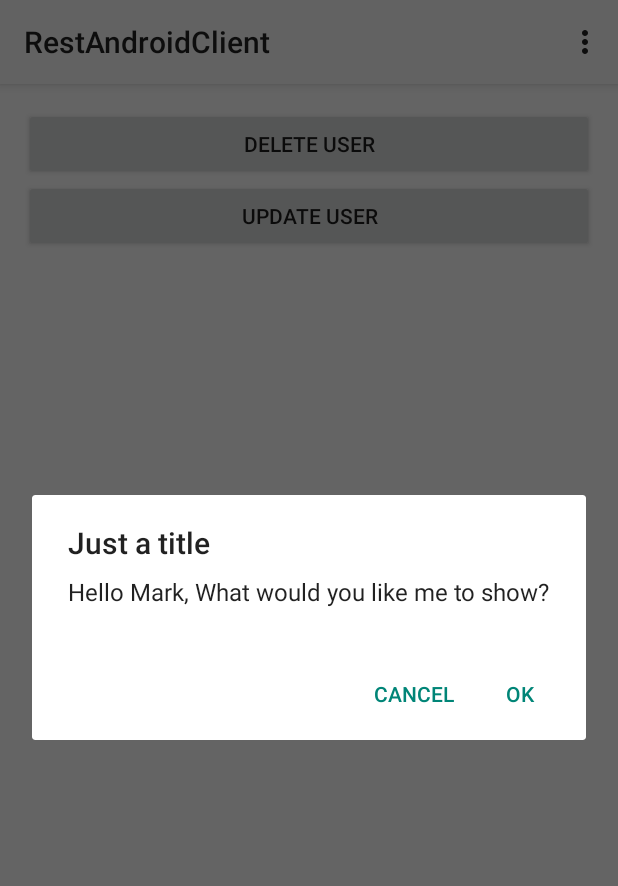
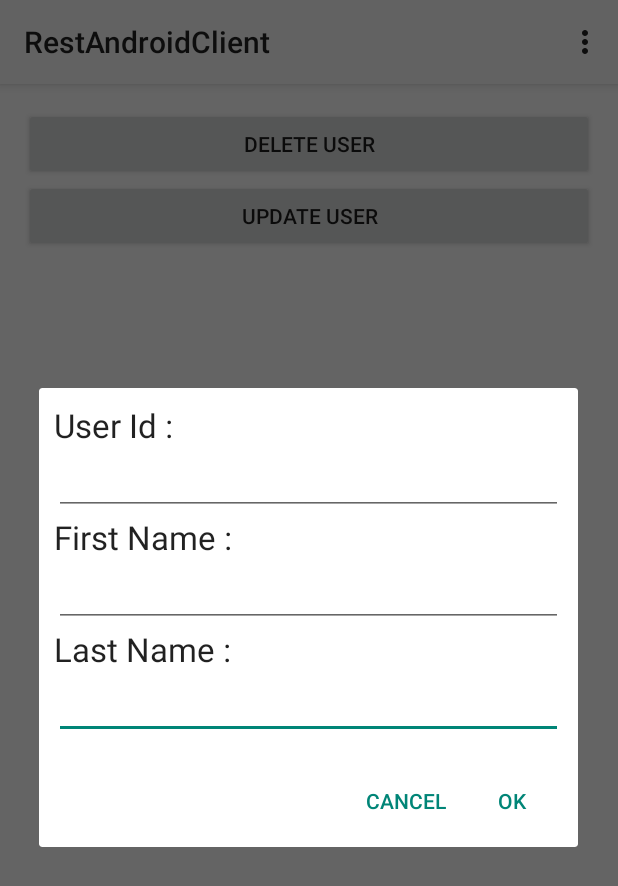
Before and after one commit to markmishaev/RestAndroidClient, an Android app: the screen it shows after launch (MainActivity), after a tap on "UPDATE USER", on a phone screen of 412 x 824 dp. Shown: the top 886 px of the screen. Run offline under Robolectric (Android 15) with nearby library versions, the phone set to English and light mode, and no system bars.

Commit message:
Update User Command

```diff
--- a/app/src/main/java/com/example/wxc647/restandroidclient/MainActivity.java
+++ b/app/src/main/java/com/example/wxc647/restandroidclient/MainActivity.java
@@ -6,6 +6,7 @@ import android.content.Context;
 import android.content.DialogInterface;
 import android.os.Bundle;
 import android.text.InputType;
+import android.view.LayoutInflater;
 import android.view.Menu;
 import android.view.MenuItem;
 
@@ -60,20 +61,31 @@ public class MainActivity extends Activity
 
     public void updateUser(View view)
     {
+        // get prompts.xml view
+        LayoutInflater li = LayoutInflater.from(this);
+        View updateUserPrompt = li.inflate(R.layout.update_user_prompt, null);
+
         AlertDialog.Builder builder = new AlertDialog.Builder(this);
-        builder.setMessage("Hello Mark, What would you like me to show?").setTitle("Just a title");
+        builder.setView(updateUserPrompt);
+
+        final EditText userInputIdEditText= (EditText) updateUserPrompt.findViewById(R.id.editTextDialogUserId);
+        final EditText userInputFirstNameEditText = (EditText) updateUserPrompt.findViewById(R.id.editTextDialogUserFirstName);
+        final EditText userInputLastNameEditText = (EditText) updateUserPrompt.findViewById(R.id.editTextDialogUserLastName);
 
         builder.setPositiveButton(R.string.dialog_message_ok, new DialogInterface.OnClickListener() {
-            public void onClick(DialogInterface dialog, int id) {
-                // User clicked OK button
+            public void onClick(DialogInterface dialog, int id)
+            {
+                String updatedUserId = userInputIdEditText.getText().toString();
+                String updatedUserFirstName = userInputFirstNameEditText.getText().toString();
+                String updatedUserLastName = userInputLastNameEditText.getText().toString();
+
+                //execute update request for the given user
+                new HttpUpdateRequestTask(MainActivity.this, updatedUserId,updatedUserFirstName, updatedUserLastName).execute();
+
             }
         });
 
-        builder.setNegativeButton(R.string.dialog_message_cancel, new DialogInterface.OnClickListener() {
-            public void onClick(DialogInterface dialog, int id) {
-                // User cancelled the dialog
-            }
-        });
+        builder.setNegativeButton(R.string.dialog_message_cancel, null);
 
         // Create the AlertDialog
         AlertDialog dialog = builder.create();
@@ -114,6 +126,54 @@ public class MainActivity extends Activity
     }
 
 /**************************************HttpRequest Async Tasks Classes*****************************************************************************************************/
+
+    private class HttpUpdateRequestTask extends AsyncTask<Void, Void,  Integer>
+    {
+        private String userId;
+        private String userFirstName;
+        private String userLastName;
+        private Context mContext;
+        private UserInterfaceUtil uiUtil = new UserInterfaceUtil();
+
+        public HttpUpdateRequestTask(Context context, String userId, String userFirstName, String userLastName)
+        {
+            this.mContext = context;
+            this.userId = userId;
+            this.userFirstName = userFirstName;
+            this.userLastName = userLastName;
+        }
+
+        @Override
+        protected void onPreExecute()
+        {
+        }
+
+        @Override
+        protected  Integer doInBackground(Void... params)
+        {
+            try
+            {
+                return httpHelper.updateUserRequest(miscUtil.getUserUri(userId, usersCollection), userFirstName,userLastName);
+            }
+            catch (Exception e)
+            {
+                Log.e("MainActivity", e.getMessage(), e);
+            }
+
+            return null;
+        }
+
+        @Override
+        protected void onPostExecute(Integer responseCode)
+        {
+            //The server has fulfilled the request but does not need to return an entity-body
+            if(responseCode == ResponseCodes.RESPONSE_CODE_204)
+            {
+                uiUtil.showAlert(this.mContext, "User has been successfully deleted", "RestApiClient");
+            }
+        }
+    }
+
     private class HttpDeleteRequestTask extends AsyncTask<Void, Void,  Integer>
     {
         private String userId;
--- a/app/src/main/java/com/example/wxc647/restandroidclient/UserInterfaceUtil.java
+++ b/app/src/main/java/com/example/wxc647/restandroidclient/UserInterfaceUtil.java
@@ -16,6 +16,8 @@ public class UserInterfaceUtil
         builder1.setTitle(title);
         builder1.setMessage(message);
         builder1.setCancelable(true);
+        builder1.setPositiveButton(R.string.dialog_message_ok, null);
+
 
         AlertDialog alert11 = builder1.create();
         alert11.show();
--- /dev/null
+++ b/app/src/main/res/layout/update_user_prompt.xml
@@ -0,0 +1,49 @@
+<?xml version="1.0" encoding="utf-8"?>
+<LinearLayout xmlns:android="http://schemas.android.com/apk/res/android"
+    android:id="@+id/layout_root"
+    android:layout_width="fill_parent"
+    android:layout_height="fill_parent"
+    android:orientation="vertical"
+    android:padding="10dp" >
+
+    <TextView
+        android:id="@+id/textView1"
+        android:layout_width="wrap_content"
+        android:layout_height="wrap_content"
+        android:text="User Id : "
+        android:textAppearance="?android:attr/textAppearanceLarge" />
+
+    <EditText
+        android:id="@+id/editTextDialogUserId"
+        android:layout_width="match_parent"
+        android:layout_height="wrap_content"/>
+
+    <TextView
+        android:id="@+id/textView2"
+        android:layout_width="wrap_content"
+        android:layout_height="wrap_content"
+        android:text="First Name : "
+        android:textAppearance="?android:attr/textAppearanceLarge" />
+
+    <EditText
+        android:id="@+id/editTextDialogUserFirstName"
+        android:layout_width="match_parent"
+        android:layout_height="wrap_content"/>
+
+    <TextView
+        android:id="@+id/textView3"
+        android:layout_width="wrap_content"
+        android:layout_height="wrap_content"
+        android:text="Last Name : "
+        android:textAppearance="?android:attr/textAppearanceLarge" />
+
+    <EditText
+        android:id="@+id/editTextDialogUserLastName"
+        android:layout_width="match_parent"
+        android:layout_height="wrap_content">
+
+
+    <requestFocus />
+
+    </EditText>
+</LinearLayout>
```
Also changed, not shown: app/src/main/java/com/example/wxc647/restandroidclient/HttpHelper.java (+45 -0 lines).
